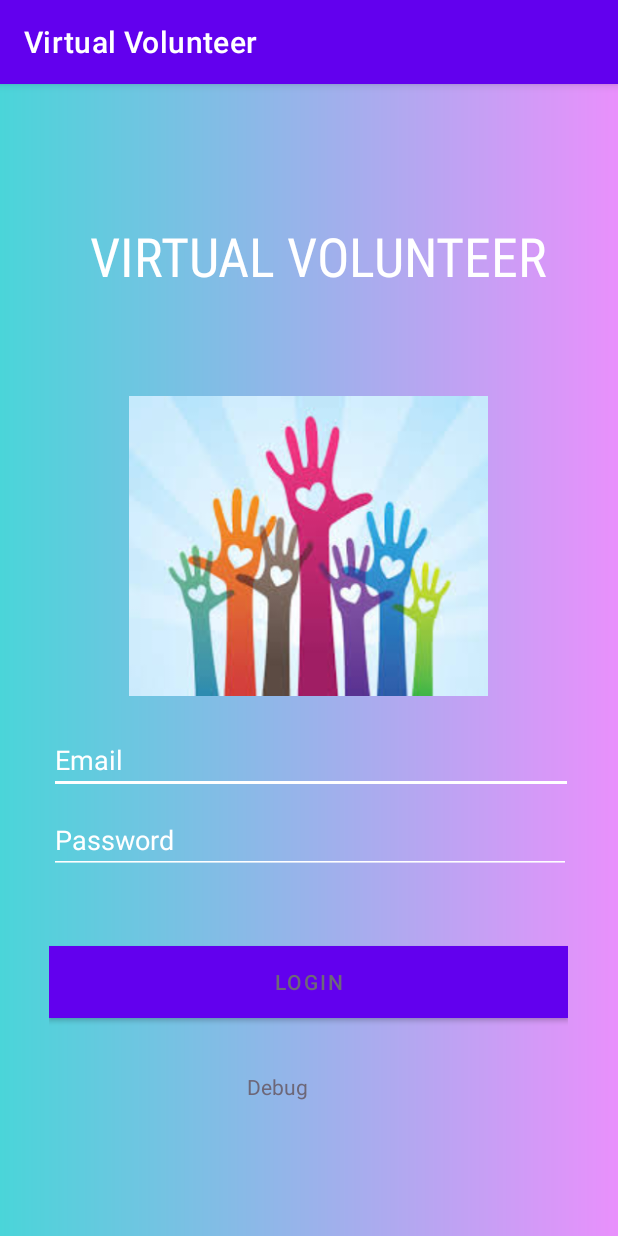
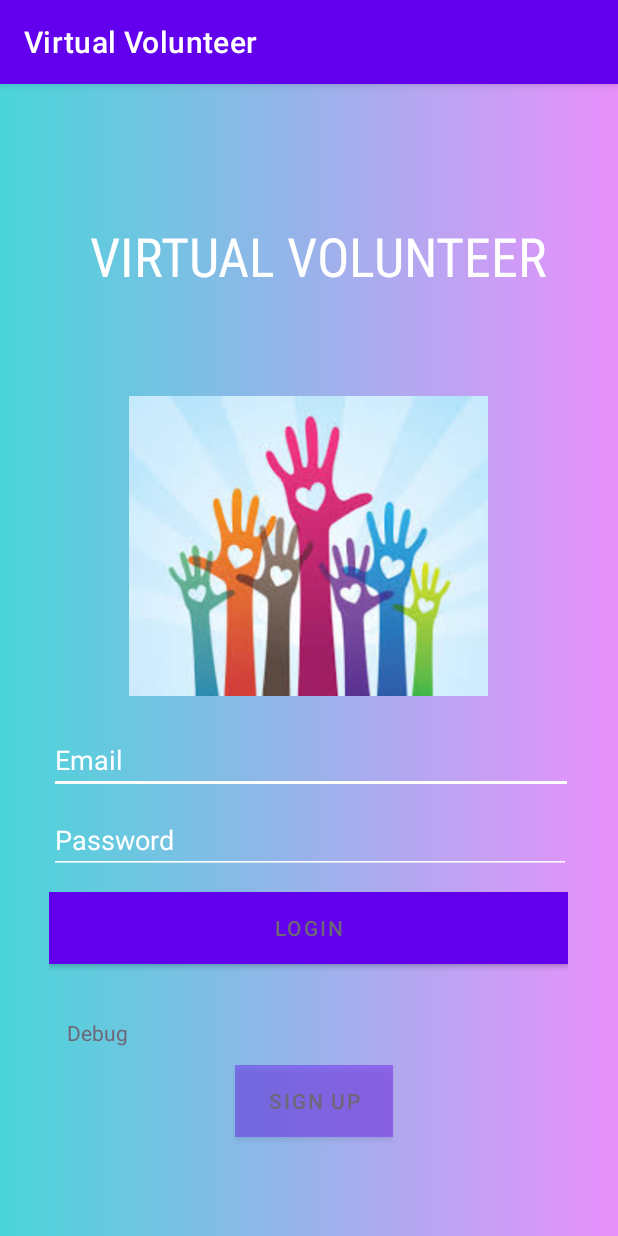
Before and after one commit to Hyma200/Reach, an Android app: the screen it shows after launch (MainActivity), on a phone screen of 412 x 824 dp. Run offline under Robolectric (Android 15) with nearby library versions, the phone set to English and light mode, and no system bars; our stand-ins replace Firebase (no records; nobody signed in at launch, a user with empty details on screens opened directly).

Commit message:
add sign up page, still needs database to store user info

```diff
--- a/app/src/main/java/com/example/virtualvolunteer/MainActivity.java
+++ b/app/src/main/java/com/example/virtualvolunteer/MainActivity.java
@@ -4,6 +4,7 @@ import androidx.annotation.NonNull;
 import androidx.appcompat.app.AppCompatActivity;
 
 
+import android.annotation.SuppressLint;
 import android.content.Intent;
 import android.os.Bundle;
 import android.util.Log;
@@ -21,29 +22,30 @@ import com.google.firebase.auth.FirebaseUser;
 
 public class MainActivity extends AppCompatActivity {
     private Button loginBtn;
+    private Button signUpBtn;
     private EditText email;
     private EditText password;
     private FirebaseAuth mAuth;
     private TextView debug;
     private static final String TAG = "EmailPassword";
+    @SuppressLint("SetTextI18n")
     @Override
     protected void onCreate(Bundle savedInstanceState) {
         mAuth = FirebaseAuth.getInstance();
         super.onCreate(savedInstanceState);
         setContentView(R.layout.activity_main);
-        loginBtn = (Button) findViewById(R.id.login);
-        email = (EditText) findViewById(R.id.email);
-        password = (EditText) findViewById(R.id.password);
-        debug = (TextView) findViewById(R.id.debug);
+        loginBtn = findViewById(R.id.login);
+        signUpBtn = findViewById(R.id.sign_up);
+        email = findViewById(R.id.email);
+        password = findViewById(R.id.password);
+        debug = findViewById(R.id.debug);
         password.setOnClickListener(
                 view -> {
                     String fEmail = email.getText().toString();
                     String fPassword = password.getText().toString();
                     debug.setText(fEmail + " " + fPassword);
                     mAuth.createUserWithEmailAndPassword(fEmail, fPassword)
-                            .addOnCompleteListener(this, new OnCompleteListener<AuthResult>() {
-                                @Override
-                                public void onComplete(@NonNull Task<AuthResult> task) {
+                            .addOnCompleteListener(this, task -> {
                                 if (task.isSuccessful()) {
                                     // Sign in success, update UI with the signed-in user's information
                                     Log.d(TAG, "createUserWithEmail:success");
@@ -54,15 +56,15 @@ public class MainActivity extends AppCompatActivity {
                                     // If sign in fails, display a message to the user.
                                     debug.append("User not successful" + task.getException());
                                 }
-                                }
                             });
                 }
         );
-        loginBtn.setOnClickListener(new View.OnClickListener() {
-            @Override
-            public void onClick(View v) {
+        loginBtn.setOnClickListener(v -> {
             setContentView(R.layout.activity_home);  //view home page after clicking the login button (might need to change to work with authentication)
-            }
+        });
+        signUpBtn.setOnClickListener(v -> {
+            setContentView(R.layout.activity_signup);  //view sign up page after clicking the sign up
+            createAccount(findViewById(R.id.new_email), findViewById(R.id.new_password));
         });
     }
     @Override
@@ -71,4 +73,8 @@ public class MainActivity extends AppCompatActivity {
         //Check if user is signed in
         FirebaseUser user = mAuth.getCurrentUser();
     }
+
+    public void createAccount(EditText email, EditText password){
+        //store email and password in database
     }
+}
--- a/app/src/main/res/layout/activity_main.xml
+++ b/app/src/main/res/layout/activity_main.xml
@@ -86,7 +86,7 @@
             android:id="@+id/login"
             android:layout_width="match_parent"
             android:layout_height="wrap_content"
-            android:layout_marginTop="48dp"
+            android:layout_marginTop="12dp"
             android:background="#FFFFFF"
             android:backgroundTint="#FFFFFF"
             android:text="@string/login_button"
@@ -96,9 +96,20 @@
             android:id="@+id/debug"
             android:layout_width="wrap_content"
             android:layout_height="wrap_content"
-            android:layout_marginStart="132dp"
+            android:layout_marginStart="12dp"
             android:layout_marginTop="36dp"
             android:text="@string/login_debug"
+            android:textColor="@color/dark_purple" />
+
+        <Button
+            android:id="@+id/sign_up"
+            android:layout_width="105dp"
+            android:layout_height="wrap_content"
+            android:layout_marginStart="124dp"
+            android:layout_marginTop="12dp"
+            android:background="#63FFFFFF"
+            android:backgroundTint="#00FFFFFF"
+            android:text="@string/sign_up"
             android:textColor="@color/dark_purple" />
     </LinearLayout>
 
--- a/app/src/main/res/values/strings.xml
+++ b/app/src/main/res/values/strings.xml
@@ -1,6 +1,8 @@
 <resources>
     <string name="app_name">Virtual Volunteer</string>
     <string name="login_email">Email</string>
+    <string name="sign_up">Sign Up</string>
+    <string name="create_account">Create An Account</string>
     <string name="login_password">Password</string>
     <string name="login_button">Login</string>
     <string name="login_debug">Debug</string>
```
Also changed, not shown: app/src/main/res/layout/activity_signup.xml (+72 -14 lines), 2 other files. Lines whose indentation alone changed are shown as unchanged.
